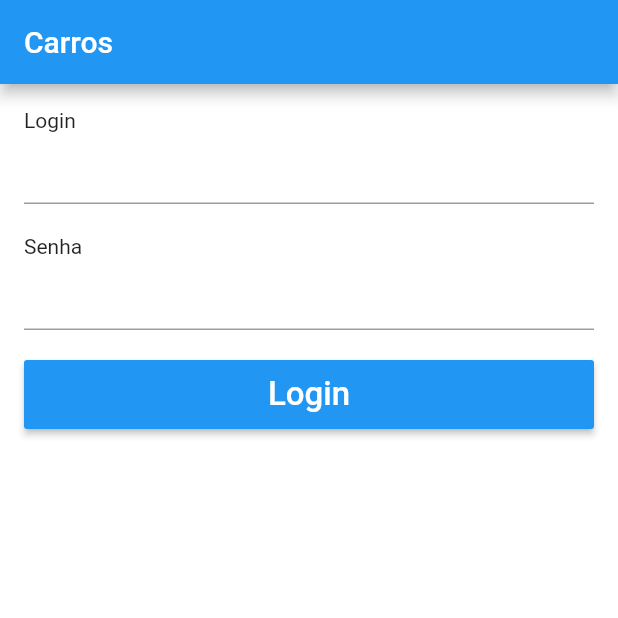
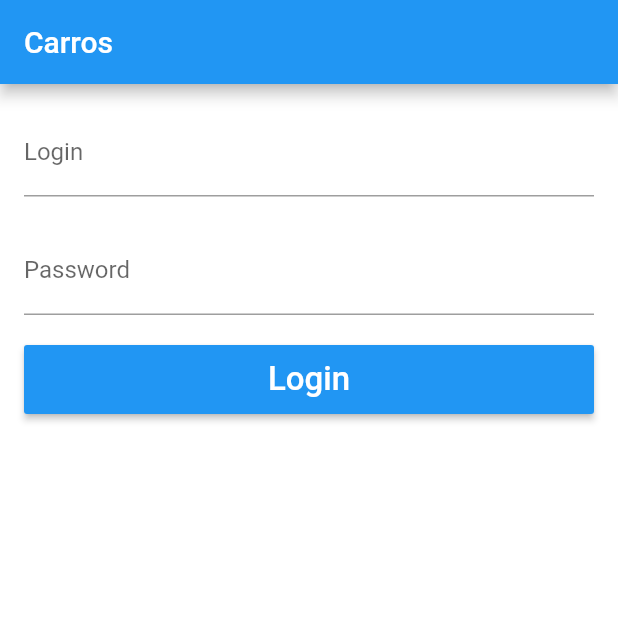
Before and after one commit to raphacm/flutter_cars, a Flutter app: the screen it shows after launch, on a phone screen of 412 x 824 dp, the top half of it. Run offline on Flutter 3.47's test engine with Material 2 defaults, Android fonts, the phone set to English and light mode, and no system bars.

Commit message:
add decoration attributes to TextFormField

```diff
--- a/lib/pages/login_page.dart
+++ b/lib/pages/login_page.dart
@@ -16,13 +16,20 @@ class LoginPage extends StatelessWidget {
       padding: EdgeInsets.all(16),
       child: ListView(
         children: [
-          Text("Login"),
-          TextFormField(),
+          TextFormField(
+            decoration: InputDecoration(
+              labelText: "Login",
+              hintText: "Type your login",
+            ),
+          ),
           SizedBox(
             height: 20,
           ),
-          Text("Senha"),
           TextFormField(
+            decoration: InputDecoration(
+              labelText: "Password",
+              hintText: "Type your password",
+            ),
             obscureText: true,
           ),
           SizedBox(
```
